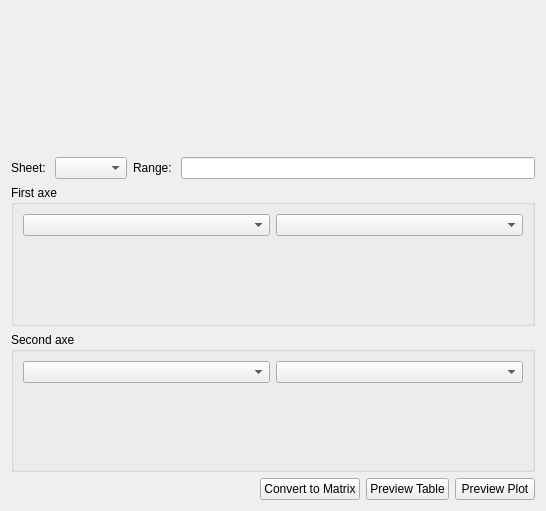
Above: pyleecan/GUI/Tools/WImport/WImportExcel/WImportExcel.ui from Eomys/pyleecan before the change. Below: the same form after it.
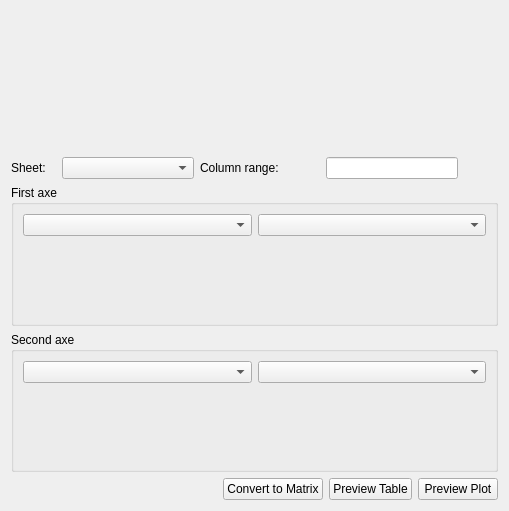
That is the form after the change. Custom widgets are drawn as their Qt base class.

```diff
--- a/pyleecan/GUI/Tools/WImport/WImportExcel/WImportExcel.ui
+++ b/pyleecan/GUI/Tools/WImport/WImportExcel/WImportExcel.ui
@@ -6,7 +6,7 @@
    <rect>
     <x>0</x>
     <y>0</y>
-    <width>546</width>
+    <width>509</width>
     <height>511</height>
    </rect>
   </property>
@@ -33,23 +33,83 @@
     <layout class="QHBoxLayout" name="horizontalLayout_2">
      <item>
       <widget class="QLabel" name="in_sheet">
+       <property name="minimumSize">
+        <size>
+         <width>45</width>
+         <height>0</height>
+        </size>
+       </property>
+       <property name="maximumSize">
+        <size>
+         <width>45</width>
+         <height>16777215</height>
+        </size>
+       </property>
        <property name="text">
         <string>Sheet: </string>
        </property>
       </widget>
      </item>
      <item>
-      <widget class="QComboBox" name="c_sheet"/>
+      <widget class="QComboBox" name="c_sheet">
+       <property name="minimumSize">
+        <size>
+         <width>120</width>
+         <height>0</height>
+        </size>
+       </property>
+      </widget>
      </item>
      <item>
       <widget class="QLabel" name="in_range">
+       <property name="minimumSize">
+        <size>
+         <width>120</width>
+         <height>0</height>
+        </size>
+       </property>
+       <property name="maximumSize">
+        <size>
+         <width>120</width>
+         <height>16777215</height>
+        </size>
+       </property>
        <property name="text">
-        <string>Range: </string>
+        <string>Column range: </string>
        </property>
       </widget>
      </item>
      <item>
-      <widget class="QLineEdit" name="le_range"/>
+      <widget class="QLineEdit" name="le_range">
+       <property name="sizePolicy">
+        <sizepolicy hsizetype="Preferred" vsizetype="Fixed">
+         <horstretch>0</horstretch>
+         <verstretch>0</verstretch>
+        </sizepolicy>
+       </property>
+       <property name="minimumSize">
+        <size>
+         <width>100</width>
+         <height>0</height>
+        </size>
+       </property>
+      </widget>
+     </item>
+     <item>
+      <spacer name="horizontalSpacer_2">
+       <property name="orientation">
+        <enum>Qt::Horizontal</enum>
+       </property>
+       <property name="sizeType">
+        <enum>QSizePolicy::Preferred</enum>
+       </property>
+       <property name="sizeHint" stdset="0">
+        <size>
+         <width>40</width>
+         <height>20</height>
+        </size>
+       </property>
+      </spacer>
      </item>
     </layout>
    </item>
```
